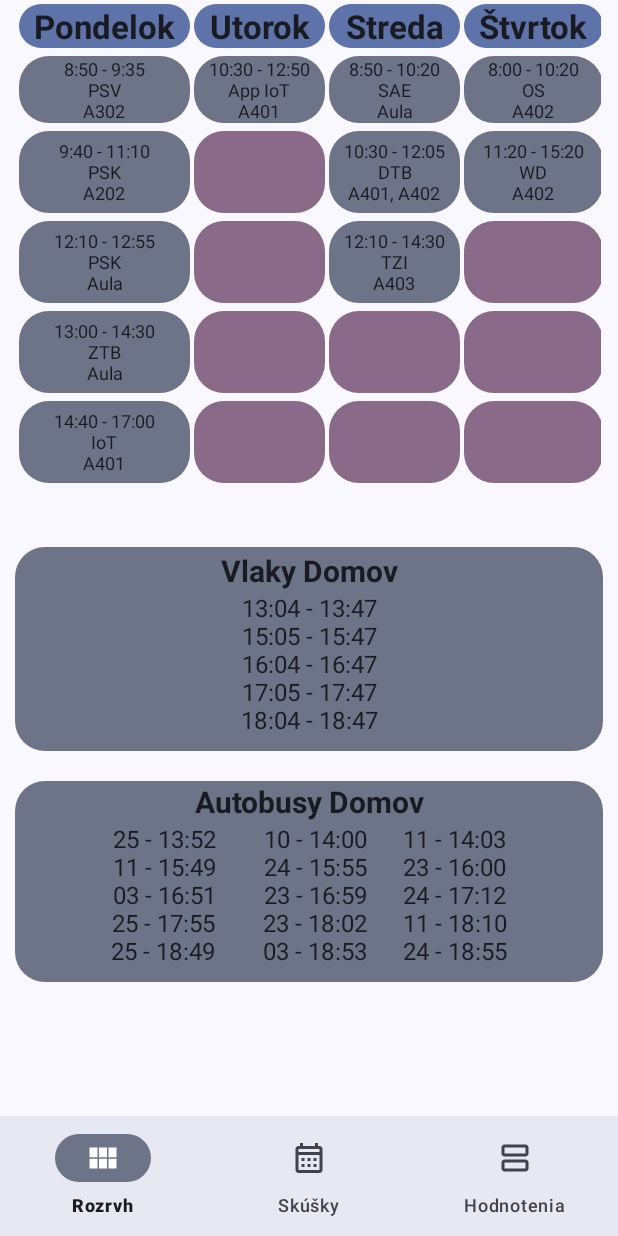
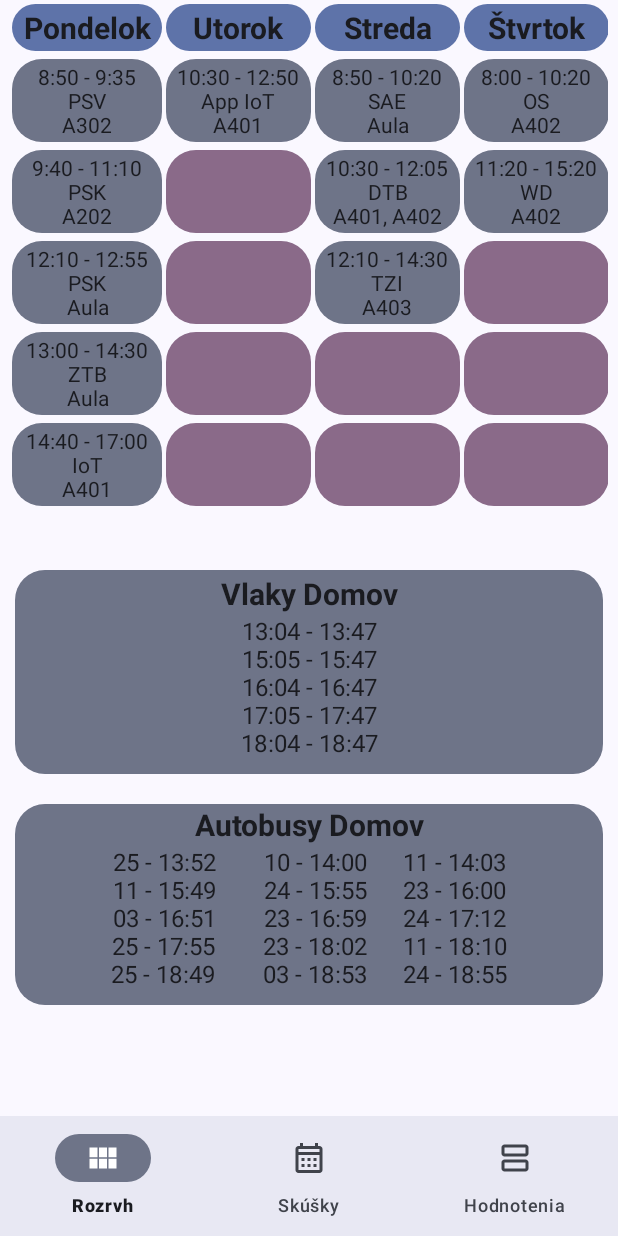
Before and after one commit to marek-guran/Rozvrh-App-Public, an Android app: the screen it shows after launch (MainActivity), on a phone screen of 412 x 824 dp. Run offline under Robolectric (Android 15) with nearby library versions, the phone set to English and light mode, and no system bars; our stand-ins replace navigation-ui.

Commit message:
Small fixes.

```diff
--- a/app/build.gradle
+++ b/app/build.gradle
@@ -10,8 +10,8 @@ android {
         applicationId "com.marekguran.rozvrh"
         minSdk 23
         targetSdk 33
-        versionCode 23
-        versionName "3.2"
+        versionCode 24
+        versionName "3.3"
 
         testInstrumentationRunner "androidx.test.runner.AndroidJUnitRunner"
     }
--- a/app/src/main/res/drawable/autobusy.xml
+++ b/app/src/main/res/drawable/autobusy.xml
@@ -2,6 +2,6 @@
 <shape xmlns:android="http://schemas.android.com/apk/res/android">
     <solid android:color="#76B72A" />
     <corners
-        android:topLeftRadius="20dp"
-        android:topRightRadius="20dp" />
+        android:topLeftRadius="20sp"
+        android:topRightRadius="20sp" />
 </shape>
--- a/app/src/main/res/drawable/autobusycasy.xml
+++ b/app/src/main/res/drawable/autobusycasy.xml
@@ -2,6 +2,6 @@
 <shape xmlns:android="http://schemas.android.com/apk/res/android">
     <solid android:color="#76B72A" />
     <corners
-        android:bottomRightRadius="20dp"
-        android:bottomLeftRadius="20dp" />
+        android:bottomRightRadius="20sp"
+        android:bottomLeftRadius="20sp" />
 </shape>
--- a/app/src/main/res/drawable/casyvlakov.xml
+++ b/app/src/main/res/drawable/casyvlakov.xml
@@ -1,6 +1,6 @@
 <?xml version="1.0" encoding="utf-8"?>
 <shape xmlns:android="http://schemas.android.com/apk/res/android">
     <solid android:color="#EB6502" />
-    <corners android:bottomLeftRadius="20dp"
-        android:bottomRightRadius="20dp"/>
+    <corners android:bottomLeftRadius="20sp"
+        android:bottomRightRadius="20sp"/>
 </shape>
--- a/app/src/main/res/drawable/ku_logo_monochrome.xml
+++ b/app/src/main/res/drawable/ku_logo_monochrome.xml
@@ -1,6 +1,6 @@
 <vector xmlns:android="http://schemas.android.com/apk/res/android"
     android:width="34dp"
-    android:height="28dp"
+    android:height="30dp"
     android:viewportWidth="239"
     android:viewportHeight="211">
 
--- a/app/src/main/res/drawable/predmetstaz.xml
+++ b/app/src/main/res/drawable/predmetstaz.xml
@@ -1,5 +1,5 @@
 <?xml version="1.0" encoding="utf-8"?>
 <shape xmlns:android="http://schemas.android.com/apk/res/android">
     <solid android:color="#D5D4D4" />
-    <corners android:bottomLeftRadius="20dp" />
+    <corners android:bottomLeftRadius="20sp" />
 </shape>
--- a/app/src/main/res/drawable/rozvrhdni.xml
+++ b/app/src/main/res/drawable/rozvrhdni.xml
@@ -1,5 +1,10 @@
 <?xml version="1.0" encoding="utf-8"?>
 <shape xmlns:android="http://schemas.android.com/apk/res/android">
     <solid android:color="#03A9F4" />
-    <corners android:radius="20dp" />
+    <corners android:radius="20sp" />
+    <padding
+        android:top="2sp"
+        android:bottom="2sp"
+        android:left="2sp"
+        android:right="2sp" />
 </shape>
--- a/app/src/main/res/drawable/rozvrhoveokno.xml
+++ b/app/src/main/res/drawable/rozvrhoveokno.xml
@@ -1,5 +1,10 @@
 <?xml version="1.0" encoding="utf-8"?>
 <shape xmlns:android="http://schemas.android.com/apk/res/android">
     <solid android:color="#3DDC84"/>
-    <corners android:radius="20dp" />
+    <corners android:radius="20sp" />
+    <padding
+        android:top="2sp"
+        android:bottom="2sp"
+        android:left="2sp"
+        android:right="2sp" />
 </shape>
--- a/app/src/main/res/drawable/rozvrhprazdne.xml
+++ b/app/src/main/res/drawable/rozvrhprazdne.xml
@@ -1,5 +1,5 @@
 <?xml version="1.0" encoding="utf-8"?>
 <shape xmlns:android="http://schemas.android.com/apk/res/android">
     <solid android:color="#D5D4D4" />
-    <corners android:radius="20dp" />
+    <corners android:radius="20sp" />
 </shape>
--- a/app/src/main/res/drawable/skuskypredmet.xml
+++ b/app/src/main/res/drawable/skuskypredmet.xml
@@ -1,5 +1,5 @@
 <?xml version="1.0" encoding="utf-8"?>
 <shape xmlns:android="http://schemas.android.com/apk/res/android">
     <solid android:color="#03A9F4" />
-    <corners android:topLeftRadius="20dp" />
+    <corners android:topLeftRadius="20sp" />
 </shape>
--- a/app/src/main/res/drawable/skuskytrieda.xml
+++ b/app/src/main/res/drawable/skuskytrieda.xml
@@ -1,5 +1,5 @@
 <?xml version="1.0" encoding="utf-8"?>
 <shape xmlns:android="http://schemas.android.com/apk/res/android">
     <solid android:color="#03A9F4" />
-    <corners android:topRightRadius="20dp" />
+    <corners android:topRightRadius="20sp" />
 </shape>
--- a/app/src/main/res/drawable/triedaprazdne.xml
+++ b/app/src/main/res/drawable/triedaprazdne.xml
@@ -1,5 +1,5 @@
 <?xml version="1.0" encoding="utf-8"?>
 <shape xmlns:android="http://schemas.android.com/apk/res/android">
     <solid android:color="#D5D4D4" />
-    <corners android:bottomRightRadius="20dp" />
+    <corners android:bottomRightRadius="20sp" />
 </shape>
--- a/app/src/main/res/drawable/vlakydomov.xml
+++ b/app/src/main/res/drawable/vlakydomov.xml
@@ -1,6 +1,6 @@
 <?xml version="1.0" encoding="utf-8"?>
 <shape xmlns:android="http://schemas.android.com/apk/res/android">
     <solid android:color="#EB6502" />
-    <corners android:topRightRadius="20dp"
-        android:topLeftRadius="20dp"/>
+    <corners android:topRightRadius="20sp"
+        android:topLeftRadius="20sp"/>
 </shape>
--- a/app/src/main/res/layout/fragment_home.xml
+++ b/app/src/main/res/layout/fragment_home.xml
@@ -11,20 +11,21 @@
         android:layout_height="wrap_content">
 
         <TableLayout
-
             android:id="@+id/rozvrh"
             android:layout_width="match_parent"
             android:layout_height="wrap_content"
-            android:layout_marginLeft="10sp"
-            android:layout_marginTop="10sp"
-            android:layout_marginRight="10sp"
             android:gravity="center"
             android:shrinkColumns="*"
-            android:stretchColumns="*">
+            android:stretchColumns="*"
+            android:layout_marginLeft="5sp"
+            android:layout_marginRight="5sp"
+            app:layout_constraintEnd_toEndOf="parent"
+            app:layout_constraintStart_toStartOf="parent"
+            app:layout_constraintTop_toTopOf="parent">
 
 
             <TableRow
-                android:layout_width="fill_parent"
+                android:layout_width="match_parent"
                 android:layout_height="0sp"
                 android:layout_margin="1sp"
                 android:layout_weight="1"
@@ -32,6 +33,7 @@
                 >
 
                 <TextView
+                    style="@style/Widget.Material3.FloatingActionButton.Primary"
                     android:layout_width="match_parent"
                     android:layout_height="match_parent"
                     android:layout_column="0"
@@ -40,10 +42,11 @@
                     android:gravity="center"
                     android:text="Pondelok"
                     android:textAppearance="?android:attr/textAppearanceLarge"
-                    android:textStyle="bold"
-                    style="@style/Widget.Material3.FloatingActionButton.Primary" />
+                    android:textSize="20sp"
+                    android:textStyle="bold" />
 
                 <TextView
+                    style="@style/Widget.Material3.FloatingActionButton.Primary"
                     android:layout_width="match_parent"
                     android:layout_height="match_parent"
                     android:layout_column="1"
@@ -52,10 +55,11 @@
                     android:gravity="center"
                     android:text="Utorok"
                     android:textAppearance="?android:attr/textAppearanceLarge"
-                    android:textStyle="bold"
-                    style="@style/Widget.Material3.FloatingActionButton.Primary" />
+                    android:textSize="20sp"
+                    android:textStyle="bold" />
 
                 <TextView
+                    style="@style/Widget.Material3.FloatingActionButton.Primary"
                     android:layout_width="match_parent"
                     android:layout_height="match_parent"
                     android:layout_column="2"
@@ -64,10 +68,11 @@
                     android:gravity="center"
                     android:text="Streda"
                     android:textAppearance="?android:attr/textAppearanceLarge"
-                    android:textStyle="bold"
-                    style="@style/Widget.Material3.FloatingActionButton.Primary" />
+                    android:textSize="20sp"
+                    android:textStyle="bold" />
 
                 <TextView
+                    style="@style/Widget.Material3.FloatingActionButton.Primary"
                     android:layout_width="match_parent"
                     android:layout_height="match_parent"
                     android:layout_column="3"
@@ -76,19 +81,20 @@
                     android:gravity="center"
                     android:text="Štvrtok"
                     android:textAppearance="?android:attr/textAppearanceLarge"
-                    android:textStyle="bold"
-                    style="@style/Widget.Material3.FloatingActionButton.Primary" />
+                    android:textSize="20sp"
+                    android:textStyle="bold" />
 
 
             </TableRow>
 
             <TableRow
-                android:layout_width="fill_parent"
+                android:layout_width="match_parent"
                 android:layout_height="0sp"
                 android:layout_margin="1sp"
                 android:layout_weight="1">
 
                 <TextView
+                    style="@style/Widget.Material3.FloatingActionButton.Secondary"
                     android:layout_width="match_parent"
                     android:layout_height="match_parent"
                     android:layout_column="0"
@@ -97,10 +103,10 @@
                     android:gravity="center"
                     android:text="8:50 - 9:35\nPSV\nA302"
                     android:textAppearance="?android:attr/textAppearanceLarge"
-                    android:textSize="12sp"
-                    style="@style/Widget.Material3.FloatingActionButton.Secondary"/>
+                    android:textSize="14sp" />
 
                 <TextView
+                    style="@style/Widget.Material3.FloatingActionButton.Secondary"
                     android:layout_width="wrap_content"
                     android:layout_height="match_parent"
                     android:layout_column="1"
@@ -109,10 +115,10 @@
                     android:gravity="center"
                     android:text="10:30 - 12:50\nApp IoT\nA401"
                     android:textAppearance="?android:attr/textAppearanceLarge"
-                    android:textSize="12sp"
-                    style="@style/Widget.Material3.FloatingActionButton.Secondary" />
+                    android:textSize="14sp" />
 
                 <TextView
+                    style="@style/Widget.Material3.FloatingActionButton.Secondary"
                     android:layout_width="wrap_content"
                     android:layout_height="match_parent"
                     android:layout_column="2"
@@ -121,10 +127,10 @@
                     android:gravity="center"
                     android:text="8:50 - 10:20\nSAE\nAula"
                     android:textAppearance="?android:attr/textAppearanceLarge"
-                    android:textSize="12sp"
-                    style="@style/Widget.Material3.FloatingActionButton.Secondary" />
+                    android:textSize="14sp" />
 
                 <TextView
+                    style="@style/Widget.Material3.FloatingActionButton.Secondary"
                     android:layout_width="wrap_content"
                     android:layout_height="match_parent"
                     android:layout_column="3"
@@ -133,18 +139,18 @@
                     android:gravity="center"
                     android:text="8:00 - 10:20\nOS\nA402"
                     android:textAppearance="?android:attr/textAppearanceLarge"
-                    android:textSize="12sp"
-                    style="@style/Widget.Material3.FloatingActionButton.Secondary" />
+                    android:textSize="14sp" />
             </TableRow>
 
 
             <TableRow
-                android:layout_width="fill_parent"
+                android:layout_width="match_parent"
                 android:layout_height="0sp"
                 android:layout_margin="1sp"
                 android:layout_weight="1">
 
                 <TextView
+                    style="@style/Widget.Material3.FloatingActionButton.Secondary"
                     android:layout_width="match_parent"
                     android:layout_height="match_parent"
                     android:layout_column="0"
@@ -153,10 +159,10 @@
                     android:gravity="center"
                     android:text="9:40 - 11:10\nPSK\nA202"
                     android:textAppearance="?android:attr/textAppearanceLarge"
-                    android:textSize="12sp"
-                    style="@style/Widget.Material3.FloatingActionButton.Secondary" />
+                    android:textSize="14sp" />
 
                 <TextView
+                    style="@style/Widget.Material3.FloatingActionButton.Tertiary"
                     android:layout_width="wrap_content"
                     android:layout_height="match_parent"
                     android:layout_column="1"
@@ -165,9 +171,10 @@
                     android:gravity="center"
                     android:text=""
                     android:textAppearance="?android:attr/textAppearanceLarge"
-                    style="@style/Widget.Material3.FloatingActionButton.Tertiary" />
+                    android:textSize="14sp" />
 
                 <TextView
+                    style="@style/Widget.Material3.FloatingActionButton.Secondary"
                     android:layout_width="wrap_content"
                     android:layout_height="match_parent"
                     android:layout_column="2"
@@ -176,10 +183,10 @@
                     android:gravity="center"
                     android:text="10:30 - 12:05\nDTB\nA401, A402"
                     android:textAppearance="?android:attr/textAppearanceLarge"
-                    android:textSize="12sp"
-                    style="@style/Widget.Material3.FloatingActionButton.Secondary" />
+                    android:textSize="14sp" />
 
                 <TextView
+                    style="@style/Widget.Material3.FloatingActionButton.Secondary"
                     android:layout_width="wrap_content"
                     android:layout_height="match_parent"
                     android:layout_column="3"
@@ -188,17 +195,17 @@
                     android:gravity="center"
                     android:text="11:20 - 15:20\nWD\nA402"
                     android:textAppearance="?android:attr/textAppearanceLarge"
-                    android:textSize="12sp"
-                    style="@style/Widget.Material3.FloatingActionButton.Secondary" />
+                    android:textSize="14sp" />
             </TableRow>
 
             <TableRow
-                android:layout_width="fill_parent"
+                android:layout_width="match_parent"
                 android:layout_height="0sp"
                 android:layout_margin="1sp"
                 android:layout_weight="1">
 
                 <TextView
+                    style="@style/Widget.Material3.FloatingActionButton.Secondary"
                     android:layout_width="match_parent"
                     android:layout_height="match_parent"
                     android:layout_column="0"
@@ -207,10 +214,10 @@
                     android:gravity="center"
                     android:text="12:10 - 12:55\nPSK\nAula"
                     android:textAppearance="?android:attr/textAppearanceLarge"
-                    android:textSize="12sp"
-                    style="@style/Widget.Material3.FloatingActionButton.Secondary"/>
+                    android:textSize="14sp" />
 
                 <TextView
+                    style="@style/Widget.Material3.FloatingActionButton.Tertiary"
                     android:layout_width="wrap_content"
                     android:layout_height="match_parent"
                     android:layout_column="1"
@@ -219,9 +226,10 @@
                     android:gravity="center"
                     android:text=""
                     android:textAppearance="?android:attr/textAppearanceLarge"
-                    style="@style/Widget.Material3.FloatingActionButton.Tertiary" />
+                    android:textSize="14sp" />
 
                 <TextView
+                    style="@style/Widget.Material3.FloatingActionButton.Secondary"
                     android:layout_width="wrap_content"
                     android:layout_height="match_parent"
                     android:layout_column="2"
@@ -230,10 +238,10 @@
                     android:gravity="center"
                     android:text="12:10 - 14:30\nTZI\nA403"
                     android:textAppearance="?android:attr/textAppearanceLarge"
-                    android:textSize="12sp"
-                    style="@style/Widget.Material3.FloatingActionButton.Secondary" />
+                    android:textSize="14sp" />
 
                 <TextView
+                    style="@style/Widget.Material3.FloatingActionButton.Tertiary"
                     android:layout_width="wrap_content"
                     android:layout_height="match_parent"
                     android:layout_column="3"
@@ -242,17 +250,17 @@
                     android:gravity="center"
                     android:text=""
                     android:textAppearance="?android:attr/textAppearanceLarge"
-                    android:textSize="12sp"
-                    style="@style/Widget.Material3.FloatingActionButton.Tertiary" />
+                    android:textSize="14sp" />
             </TableRow>
 
             <TableRow
-                android:layout_width="fill_parent"
+                android:layout_width="match_parent"
                 android:layout_height="0sp"
                 android:layout_margin="1sp"
                 android:layout_weight="1">
 
                 <TextView
+                    style="@style/Widget.Material3.FloatingActionButton.Secondary"
                     android:layout_width="match_parent"
                     android:layout_height="match_parent"
                     android:layout_column="0"
@@ -261,10 +269,10 @@
                     android:gravity="center"
                     android:text="13:00 - 14:30\nZTB\nAula"
                     android:textAppearance="?android:attr/textAppearanceLarge"
-                    android:textSize="12sp"
-                    style="@style/Widget.Material3.FloatingActionButton.Secondary" />
+                    android:textSize="14sp" />
 
                 <TextView
+                    style="@style/Widget.Material3.FloatingActionButton.Tertiary"
                     android:layout_width="wrap_content"
                     android:layout_height="match_parent"
                     android:layout_column="1"
@@ -273,9 +281,10 @@
                     android:gravity="center"
                     android:text=""
                     android:textAppearance="?android:attr/textAppearanceLarge"
-                    style="@style/Widget.Material3.FloatingActionButton.Tertiary"/>
+                    android:textSize="14sp" />
 
                 <TextView
+                    style="@style/Widget.Material3.FloatingActionButton.Tertiary"
                     android:layout_width="wrap_content"
                     android:layout_height="match_parent"
                     android:layout_column="2"
@@ -284,9 +293,10 @@
                     android:gravity="center"
                     android:text=""
                     android:textAppearance="?android:attr/textAppearanceLarge"
-                    style="@style/Widget.Material3.FloatingActionButton.Tertiary"/>
+                    android:textSize="14sp" />
 
                 <TextView
+                    style="@style/Widget.Material3.FloatingActionButton.Tertiary"
                     android:layout_width="wrap_content"
                     android:layout_height="match_parent"
                     android:layout_column="3"
@@ -295,17 +305,17 @@
                     android:gravity="center"
                     android:text=""
                     android:textAppearance="?android:attr/textAppearanceLarge"
-                    android:textSize="12sp"
-                    style="@style/Widget.Material3.FloatingActionButton.Tertiary" />
+                    android:textSize="14sp" />
             </TableRow>
 
             <TableRow
-                android:layout_width="fill_parent"
+                android:layout_width="match_parent"
                 android:layout_height="0sp"
                 android:layout_margin="1sp"
                 android:layout_weight="1">
 
                 <TextView
+                    style="@style/Widget.Material3.FloatingActionButton.Secondary"
                     android:layout_width="match_parent"
                     android:layout_height="match_parent"
                     android:layout_column="0"
@@ -314,10 +324,10 @@
                     android:gravity="center"
                     android:text="14:40 - 17:00\nIoT\nA401"
                     android:textAppearance="?android:attr/textAppearanceLarge"
-                    android:textSize="12sp"
-                    style="@style/Widget.Material3.FloatingActionButton.Secondary" />
+                    android:textSize="14sp" />
 
                 <TextView
+                    style="@style/Widget.Material3.FloatingActionButton.Tertiary"
                     android:layout_width="wrap_content"
                     android:layout_height="match_parent"
                     android:layout_column="1"
@@ -326,9 +336,10 @@
                     android:gravity="center"
                     android:text=""
                     android:textAppearance="?android:attr/textAppearanceLarge"
-                    style="@style/Widget.Material3.FloatingActionButton.Tertiary" />
+                    android:textSize="14sp" />
 
                 <TextView
+                    style="@style/Widget.Material3.FloatingActionButton.Tertiary"
                     android:layout_width="wrap_content"
                     android:layout_height="match_parent"
                     android:layout_column="2"
@@ -337,9 +348,10 @@
                     android:gravity="center"
                     android:text=""
                     android:textAppearance="?android:attr/textAppearanceLarge"
-                    style="@style/Widget.Material3.FloatingActionButton.Tertiary" />
+                    android:textSize="14sp" />
 
                 <TextView
+                    style="@style/Widget.Material3.FloatingActionButton.Tertiary"
                     android:layout_width="wrap_content"
                     android:layout_height="match_parent"
                     android:layout_column="3"
@@ -348,8 +360,7 @@
                     android:gravity="center"
                     android:text=""
                     android:textAppearance="?android:attr/textAppearanceLarge"
-                    android:textSize="12sp"
-                    style="@style/Widget.Material3.FloatingActionButton.Tertiary"/>
+                    android:textSize="14sp" />
             </TableRow>
 
 
@@ -383,7 +394,6 @@
             android:textSize="16sp"
             android:paddingBottom="10sp"
             app:layout_constraintTop_toBottomOf="@+id/vlaky"
-            tools:layout_editor_absoluteX="10dp"
             style="@style/Widget.Material3.FloatingActionButton.Secondary"/>
 
         <TextView
```
Also changed, not shown: app/src/main/res/layout/fragment_dashboard.xml (+210 -207 lines), app/src/main/res/layout/fragment_notifications.xml (+17 -14 lines), 2 other files.
